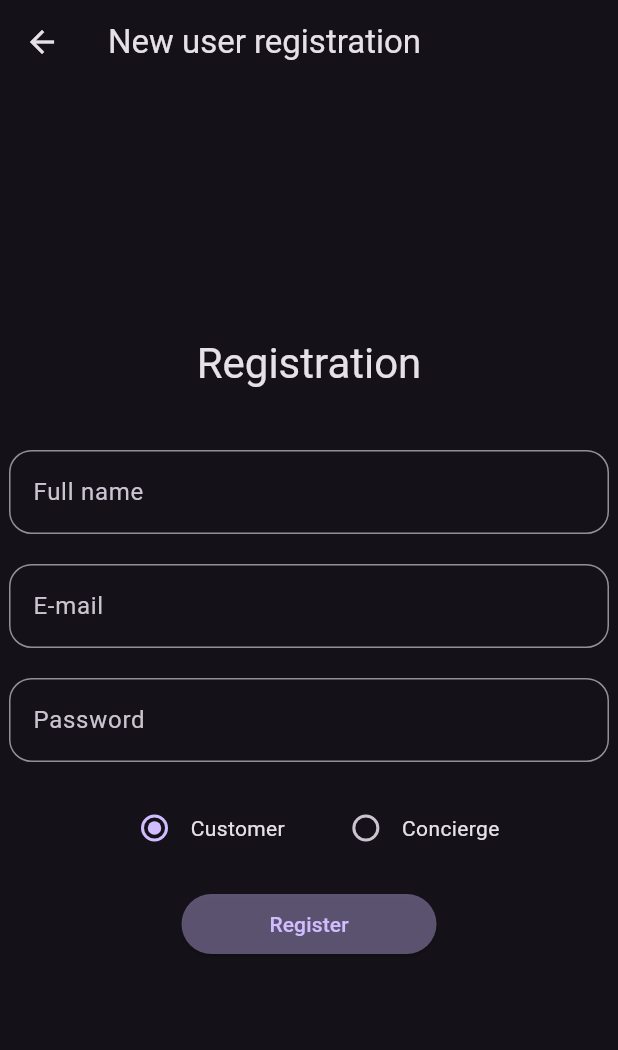
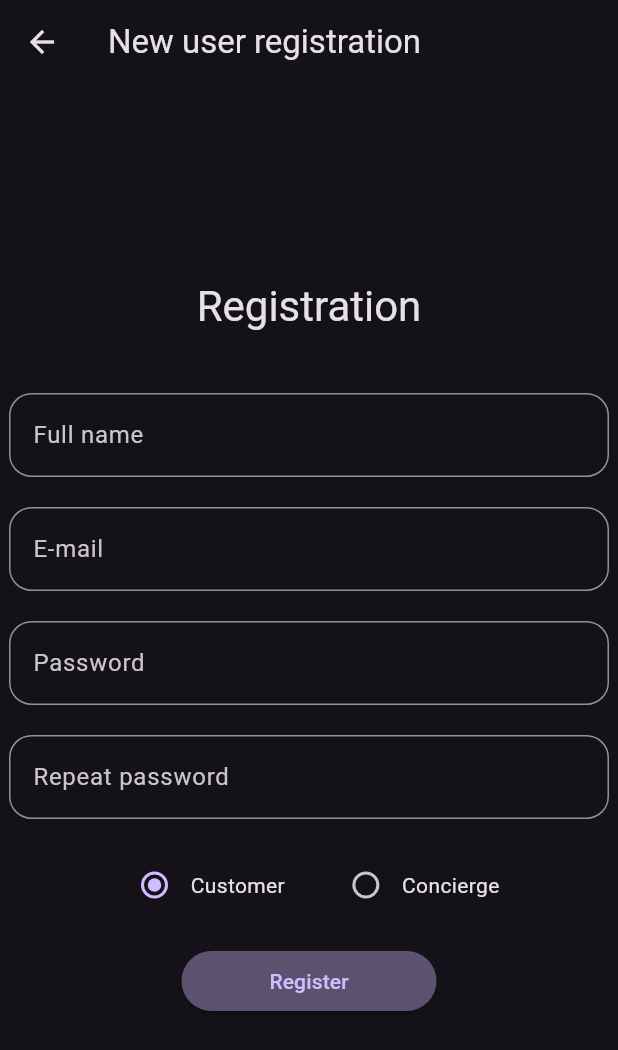
Before and after one commit to melifaro11/ConciergeGO, a Flutter app: the RegistrationScreen screen opened by its route, on a phone screen of 412 x 824 dp. Shown: the top 1050 px of the screen. Run offline on Flutter 3.47's test engine with Material 3 defaults, Android fonts, the phone set to English and light mode, and no system bars; our stand-ins replace cloud_firestore, csc_picker_plus, firebase_auth, firebase_core, flutter_bloc, image_picker and 1 more; missing offline and left inert: dart_openai; accounts and stored records are empty.

Commit message:
Password confirmation

```diff
--- a/lib/ui/screens/registration_screen.dart
+++ b/lib/ui/screens/registration_screen.dart
@@ -26,6 +26,10 @@ class RegistrationScreenState extends State<RegistrationScreen> {
 
   /// Password input controller
   final TextEditingController _passwordController = TextEditingController();
+
+  /// Password repeat input controller
+  final TextEditingController _passwordRepeatController =
+      TextEditingController();
 
   int _clientType = 0;
 
@@ -97,6 +101,12 @@ class RegistrationScreenState extends State<RegistrationScreen> {
                     obscureText: true,
                   ),
                   const SizedBox(height: 20),
+                  TextFieldDecorated(
+                    labelText: "Repeat password",
+                    controller: _passwordRepeatController,
+                    obscureText: true,
+                  ),
+                  const SizedBox(height: 20),
                   Row(
                     mainAxisAlignment: MainAxisAlignment.center,
                     children: [
@@ -129,6 +139,16 @@ class RegistrationScreenState extends State<RegistrationScreen> {
                     height: 40,
                     child: ElevatedButton(
                       onPressed: () {
+                        if (_passwordController.text !=
+                            _passwordRepeatController.text) {
+                          ScaffoldMessenger.of(context).showSnackBar(
+                            const SnackBar(
+                              content: Text(
+                                "Registration error: passwords do not match!",
+                              ),
+                            ),
+                          );
+                        } else {
                           BlocProvider.of<AuthBloc>(context).add(
                             AuthRegisterUserEvent(
                               fullname: _fullNameController.text,
@@ -137,6 +157,7 @@ class RegistrationScreenState extends State<RegistrationScreen> {
                               profileType: _clientType,
                             ),
                           );
+                        }
                       },
                       style: ElevatedButton.styleFrom(
                         backgroundColor: Theme.of(
```
Lines whose indentation alone changed are shown as unchanged.
